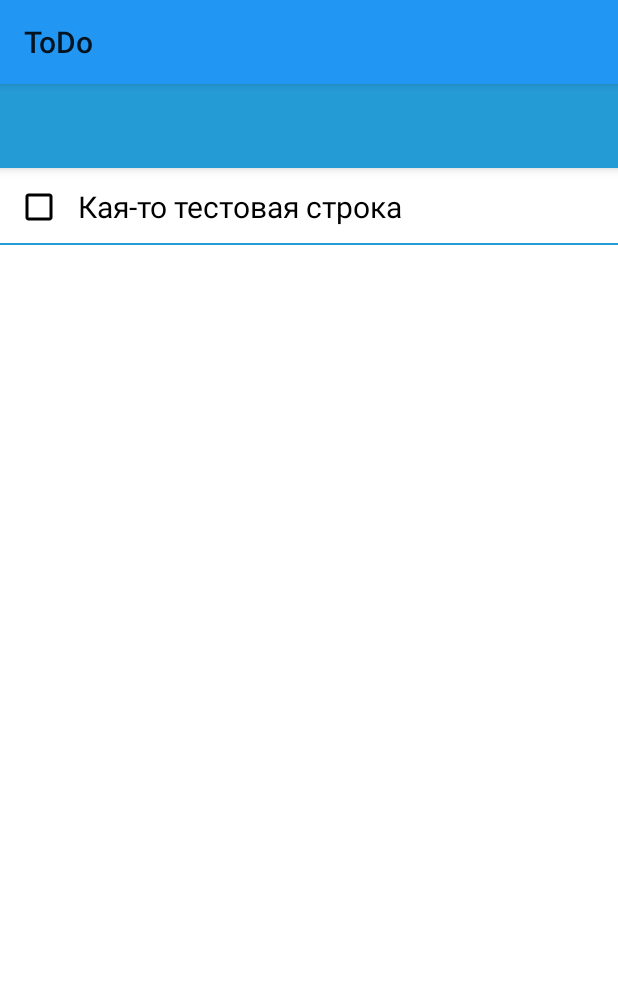
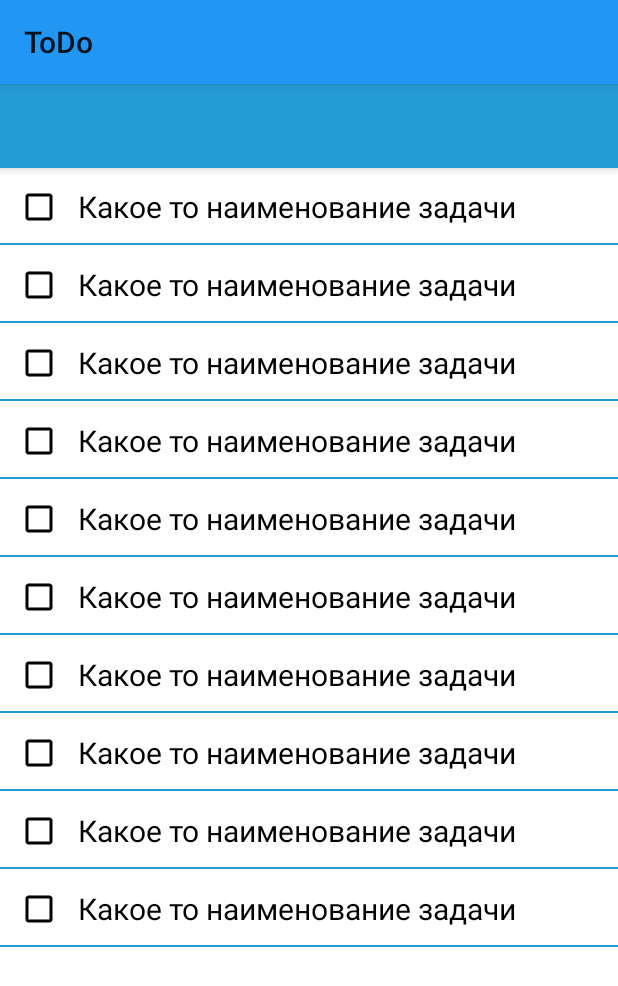
Before and after one commit to SidorkinAlex/to_do_android, an Android app: the screen it shows after launch (MainActivity), on a phone screen of 412 x 824 dp. Shown: the top 986 px of the screen. Run offline under Robolectric (Android 15) with nearby library versions, the phone set to English and light mode, and no system bars; libraries missing offline, so code that uses them is left out: com.mikepenz.materialdrawer; 3 statements that could not run were skipped.

Commit message:
changed main layout to LinerLayout

```diff
--- a/app/src/main/java/suitecrm/com/todo/fragments/BlankFragment.kt
+++ b/app/src/main/java/suitecrm/com/todo/fragments/BlankFragment.kt
@@ -10,7 +10,7 @@ import suitecrm.com.todo.R
 
  open class BaseFragment(var layout:Int) : Fragment() {
 
-    private lateinit var mRootView: View
+    protected lateinit var mRootView: View
 
     override fun onCreateView(
         inflater: LayoutInflater, container: ViewGroup?,
--- a/app/src/main/java/suitecrm/com/todo/fragments/DoListFragment.kt
+++ b/app/src/main/java/suitecrm/com/todo/fragments/DoListFragment.kt
@@ -1,12 +1,9 @@
 package suitecrm.com.todo.fragments
 
-import android.os.Bundle
+import android.view.LayoutInflater
+import android.widget.LinearLayout
 import androidx.fragment.app.Fragment
-import android.view.LayoutInflater
-import android.view.View
-import android.view.ViewGroup
 import suitecrm.com.todo.R
-import suitecrm.com.todo.databinding.FragmentDoListBinding
 
 
 /**
@@ -18,5 +15,11 @@ class DoListFragment : BaseFragment(R.layout.fragment_do_list) {
 
     override fun onResume() {
         super.onResume()
+        val root = requireView().findViewById<LinearLayout>(R.id.mainToDoListDiv)
+        for (i in 1..10) {
+            var view = LayoutInflater.from(this.context).inflate(R.layout.to_do_row, root,false)
+            view.id = (120 + i)
+            root.addView(view)
+        }
     }
 }
--- a/app/src/main/res/layout/fragment_do_list.xml
+++ b/app/src/main/res/layout/fragment_do_list.xml
@@ -1,36 +1,7 @@
 <?xml version="1.0" encoding="utf-8"?>
-<androidx.constraintlayout.widget.ConstraintLayout xmlns:android="http://schemas.android.com/apk/res/android"
-    xmlns:tools="http://schemas.android.com/tools"
-    android:layout_width="match_parent"
-    android:layout_height="match_parent"
-    xmlns:app="http://schemas.android.com/apk/res-auto">
-
-    <androidx.constraintlayout.widget.ConstraintLayout
-        android:layout_width="match_parent"
-        android:layout_height="wrap_content"
-        android:padding="10dp"
-        android:background="@drawable/border"
-        app:layout_constraintEnd_toEndOf="parent"
-        app:layout_constraintStart_toStartOf="parent"
-        app:layout_constraintTop_toTopOf="parent">
-
-        <com.google.android.material.checkbox.MaterialCheckBox
-            android:id="@+id/checkbox"
-            style="@style/MainCheckBox"
-            android:layout_width="wrap_content"
-            android:layout_height="wrap_content"
-            app:layout_constraintStart_toStartOf="parent"
-            app:layout_constraintTop_toTopOf="parent" />
-
-        <com.google.android.material.textview.MaterialTextView
-            android:layout_width="wrap_content"
-            android:layout_height="wrap_content"
-            style="@style/TodoTextViewMain"
-            android:text="Кая-то тестовая строка"
-            android:textColor="@color/black"
-            app:layout_constraintStart_toEndOf="@+id/checkbox"
-            app:layout_constraintTop_toTopOf="parent" />
-    </androidx.constraintlayout.widget.ConstraintLayout>
-
-
-</androidx.constraintlayout.widget.ConstraintLayout>
+<LinearLayout
+    android:id="@+id/mainToDoListDiv"
+    xmlns:android="http://schemas.android.com/apk/res/android"
+    android:orientation="vertical"
+    android:layout_height="wrap_content"
+     android:layout_width="match_parent"/>
--- /dev/null
+++ b/app/src/main/res/layout/to_do_row.xml
@@ -0,0 +1,18 @@
+<?xml version="1.0" encoding="utf-8"?>
+<LinearLayout
+    android:orientation="horizontal"
+    xmlns:android="http://schemas.android.com/apk/res/android"
+    android:layout_width="match_parent"
+    android:background="@drawable/border"
+    android:layout_height="wrap_content">
+    <com.google.android.material.checkbox.MaterialCheckBox
+        android:layout_width="wrap_content"
+        android:layout_height="wrap_content"
+        style="@style/MainCheckBox"/>
+    <com.google.android.material.textview.MaterialTextView
+        android:layout_width="match_parent"
+        android:layout_height="wrap_content"
+        android:text="Какое то наименование задачи"
+        android:layout_marginTop="0dp"
+        style="@style/TodoTextViewMain"/>
+</LinearLayout>
--- a/app/src/main/res/values/themes.xml
+++ b/app/src/main/res/values/themes.xml
@@ -41,6 +41,7 @@
     </style>
     <style name="TodoTextViewMain" parent="MaterialDrawerTheme.Light">
         <item name="android:textSize">20dp</item>
+        <item name="android:textColor">@color/black</item>
         <item name="android:layout_marginTop">2dp</item>
         <item name="android:layout_marginStart">10dp</item>
     </style>
```
